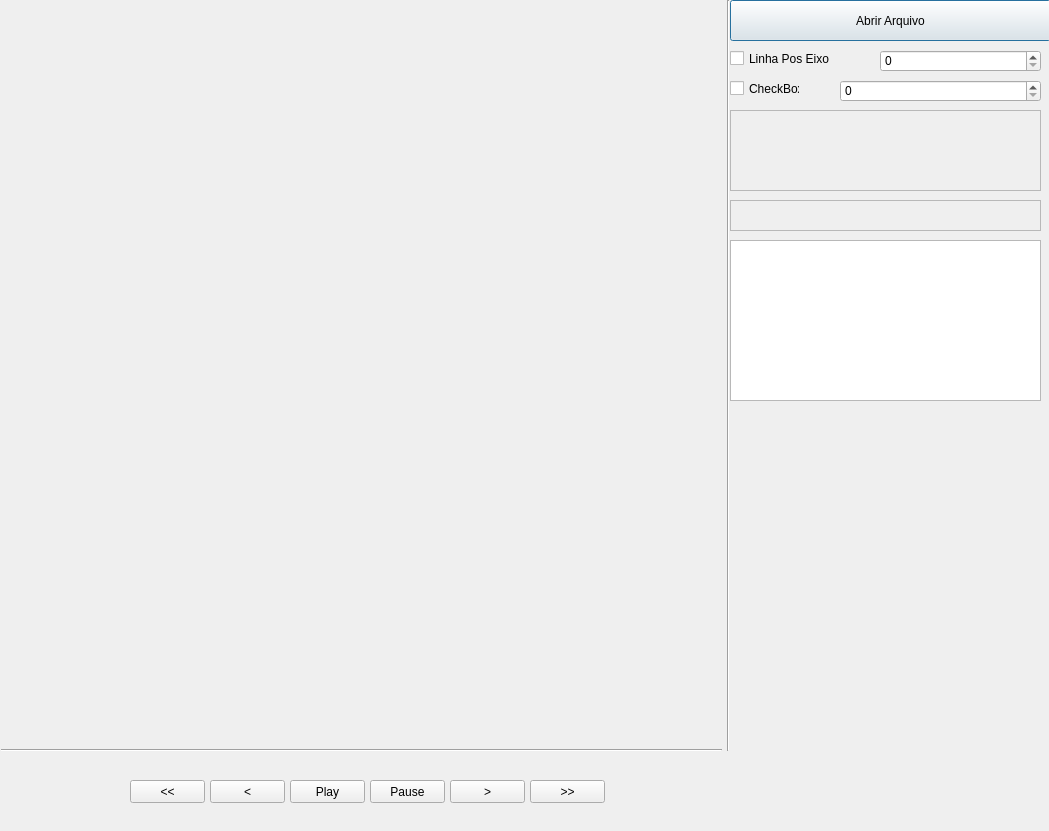
The window that testUI/CaptureDevice.ui (LeandroOSBr/contagemEvasao) describes before a commit, drawn with Qt 5.
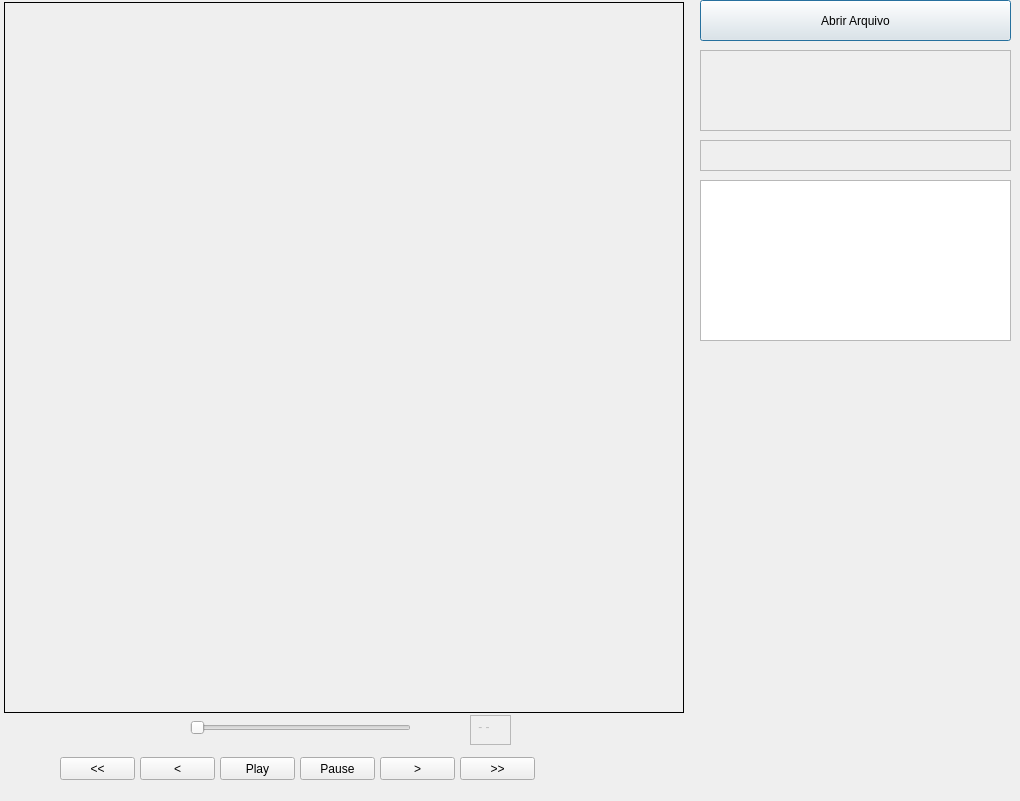
The same window after the commit.

```diff
--- a/testUI/CaptureDevice.ui
+++ b/testUI/CaptureDevice.ui
@@ -6,8 +6,8 @@
    <rect>
     <x>0</x>
     <y>0</y>
-    <width>1049</width>
-    <height>831</height>
+    <width>1020</width>
+    <height>801</height>
    </rect>
   </property>
   <property name="windowTitle">
@@ -16,19 +16,31 @@
   <widget class="QLabel" name="lbImagem">
    <property name="geometry">
     <rect>
-     <x>20</x>
-     <y>20</y>
-     <width>691</width>
+     <x>4</x>
+     <y>2</y>
+     <width>680</width>
      <height>711</height>
     </rect>
    </property>
+   <property name="autoFillBackground">
+    <bool>false</bool>
+   </property>
+   <property name="frameShape">
+    <enum>QFrame::Box</enum>
+   </property>
+   <property name="wordWrap">
+    <bool>false</bool>
+   </property>
+   <property name="margin">
+    <number>1</number>
+   </property>
   </widget>
   <widget class="QPushButton" name="btnCam">
    <property name="geometry">
     <rect>
-     <x>730</x>
+     <x>700</x>
      <y>0</y>
-     <width>321</width>
+     <width>311</width>
      <height>41</height>
     </rect>
    </property>
@@ -39,60 +51,14 @@
     <string>Ctrl+O</string>
    </property>
   </widget>
-  <widget class="QCheckBox" name="checkEixoX">
-   <property name="geometry">
-    <rect>
-     <x>730</x>
-     <y>50</y>
-     <width>101</width>
-     <height>17</height>
-    </rect>
-   </property>
-   <property name="text">
-    <string>Linha Pos Eixo: </string>
-   </property>
-  </widget>
-  <widget class="QCheckBox" name="checkBox_2">
-   <property name="geometry">
-    <rect>
-     <x>730</x>
-     <y>80</y>
-     <width>70</width>
-     <height>17</height>
-    </rect>
-   </property>
-   <property name="text">
-    <string>CheckBox</string>
-   </property>
-  </widget>
-  <widget class="QSpinBox" name="spinBox">
-   <property name="geometry">
-    <rect>
-     <x>880</x>
-     <y>50</y>
-     <width>161</width>
-     <height>22</height>
-    </rect>
-   </property>
-  </widget>
-  <widget class="QSpinBox" name="spinBox_2">
-   <property name="geometry">
-    <rect>
-     <x>840</x>
-     <y>80</y>
-     <width>201</width>
-     <height>22</height>
-    </rect>
-   </property>
-  </widget>
   <widget class="QPlainTextEdit" name="txtInfoVideo">
    <property name="enabled">
     <bool>false</bool>
    </property>
    <property name="geometry">
     <rect>
-     <x>730</x>
-     <y>110</y>
+     <x>700</x>
+     <y>50</y>
      <width>311</width>
      <height>81</height>
     </rect>
@@ -106,37 +72,11 @@
     <string/>
    </property>
   </widget>
-  <widget class="Line" name="line">
-   <property name="geometry">
-    <rect>
-     <x>720</x>
-     <y>0</y>
-     <width>16</width>
-     <height>751</height>
-    </rect>
-   </property>
-   <property name="orientation">
-    <enum>Qt::Vertical</enum>
-   </property>
-  </widget>
-  <widget class="Line" name="line_2">
-   <property name="geometry">
-    <rect>
-     <x>1</x>
-     <y>745</y>
-     <width>721</width>
-     <height>10</height>
-    </rect>
-   </property>
-   <property name="orientation">
-    <enum>Qt::Horizontal</enum>
-   </property>
-  </widget>
   <widget class="QPushButton" name="btnNextFrame">
    <property name="geometry">
     <rect>
-     <x>450</x>
-     <y>780</y>
+     <x>380</x>
+     <y>757</y>
      <width>75</width>
      <height>23</height>
     </rect>
@@ -151,8 +91,8 @@
   <widget class="QPushButton" name="btnNextFrames">
    <property name="geometry">
     <rect>
-     <x>530</x>
-     <y>780</y>
+     <x>460</x>
+     <y>757</y>
      <width>75</width>
      <height>23</height>
     </rect>
@@ -167,8 +107,8 @@
   <widget class="QPushButton" name="btnPreviusFrame">
    <property name="geometry">
     <rect>
-     <x>210</x>
-     <y>780</y>
+     <x>140</x>
+     <y>757</y>
      <width>75</width>
      <height>23</height>
     </rect>
@@ -183,8 +123,8 @@
   <widget class="QPushButton" name="btnPreviusFrames">
    <property name="geometry">
     <rect>
-     <x>130</x>
-     <y>780</y>
+     <x>60</x>
+     <y>757</y>
      <width>75</width>
      <height>23</height>
     </rect>
@@ -199,8 +139,8 @@
   <widget class="QPushButton" name="btnPlay">
    <property name="geometry">
     <rect>
-     <x>290</x>
-     <y>780</y>
+     <x>220</x>
+     <y>757</y>
      <width>75</width>
      <height>23</height>
     </rect>
@@ -215,8 +155,8 @@
   <widget class="QPushButton" name="btnPause">
    <property name="geometry">
     <rect>
-     <x>370</x>
-     <y>780</y>
+     <x>300</x>
+     <y>757</y>
      <width>75</width>
      <height>23</height>
     </rect>
@@ -234,8 +174,8 @@
    </property>
    <property name="geometry">
     <rect>
-     <x>730</x>
-     <y>200</y>
+     <x>700</x>
+     <y>140</y>
      <width>311</width>
      <height>31</height>
     </rect>
@@ -252,13 +192,53 @@
   <widget class="QTextEdit" name="txeInfoFrame">
    <property name="geometry">
     <rect>
-     <x>730</x>
-     <y>240</y>
+     <x>700</x>
+     <y>180</y>
      <width>311</width>
      <height>161</height>
     </rect>
    </property>
   </widget>
+  <widget class="QSlider" name="hsrSpeed">
+   <property name="geometry">
+    <rect>
+     <x>190</x>
+     <y>717</y>
+     <width>221</width>
+     <height>22</height>
+    </rect>
+   </property>
+   <property name="orientation">
+    <enum>Qt::Horizontal</enum>
+   </property>
+  </widget>
+  <widget class="QPlainTextEdit" name="txtSliderSpeed">
+   <property name="enabled">
+    <bool>false</bool>
+   </property>
+   <property name="geometry">
+    <rect>
+     <x>470</x>
+     <y>715</y>
+     <width>41</width>
+     <height>30</height>
+    </rect>
+   </property>
+   <property name="maximumSize">
+    <size>
+     <width>41</width>
+     <height>31</height>
+    </size>
+   </property>
+   <property name="font">
+    <font>
+     <family>MS Sans Serif</family>
+    </font>
+   </property>
+   <property name="plainText">
+    <string> - - </string>
+   </property>
+  </widget>
  </widget>
  <resources/>
  <connections/>
```
Left out of the diff: 14 changed lines with no effect on the pictures.
